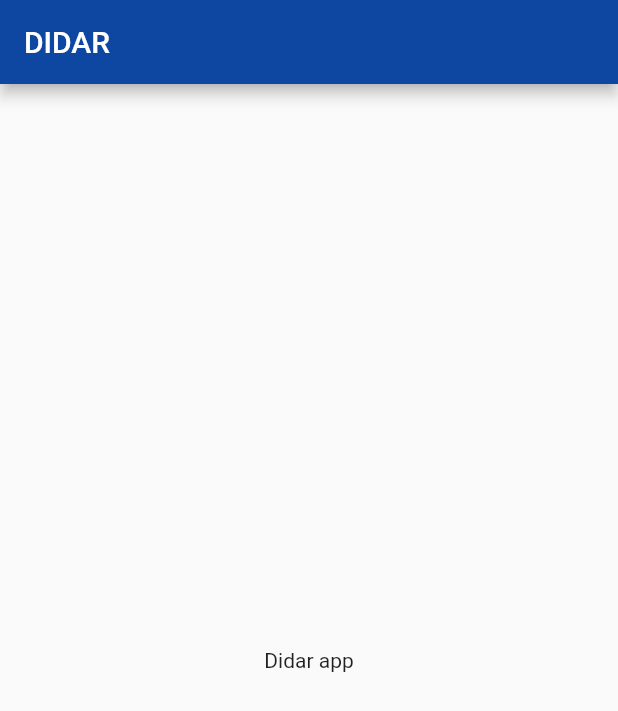
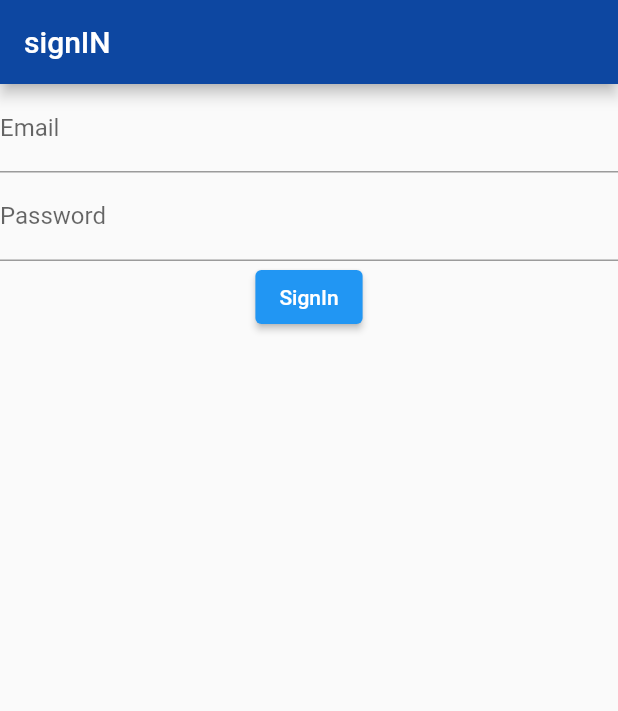
Before and after one commit to behnaaz/didar_app, a Flutter app: the screen it shows after launch, on a phone screen of 412 x 824 dp. Shown: the top 711 px of the screen. Run offline on Flutter 3.47's test engine with Material 2 defaults, Android fonts, the phone set to English and light mode, and no system bars; our stand-ins replace firebase_auth, firebase_core, get; missing offline and left inert: cloud_firestore_web, firebase_auth_web, firebase_core_web; accounts and stored records are empty.

Commit message:
FireBase setup

```diff
--- /dev/null
+++ b/lib/auth/authenticatService.dart
@@ -0,0 +1,29 @@
+import 'package:firebase_auth/firebase_auth.dart';
+
+class AuthenticationService {
+  final FirebaseAuth _firebaseAuth;
+
+  AuthenticationService(this._firebaseAuth);
+  Stream<User?> get authStateChanges => _firebaseAuth.authStateChanges();
+  Future<String?> signIn(
+      {required String email, required String password}) async {
+    try {
+      await _firebaseAuth.signInWithEmailAndPassword(
+          email: email, password: password);
+      return "Sign IN sucssecfully!!";
+    } on FirebaseAuthException catch (e) {
+      return e.message;
+    }
+  }
+
+  Future<String?> signUP(
+      {required String email, required String password}) async {
+    try {
+      await _firebaseAuth.createUserWithEmailAndPassword(
+          email: email, password: password);
+      return "Sign Up be Happy!!";
+    } on FirebaseAuthException catch (e) {
+      return e.message;
+    }
+  }
+}
--- a/lib/main.dart
+++ b/lib/main.dart
@@ -1,5 +1,56 @@
+import 'package:didar_app/auth/authenticatService.dart';
+import 'package:didar_app/screen/HomeScreen.dart';
+import 'package:didar_app/screen/SignInScreen.dart';
+import 'package:firebase_auth/firebase_auth.dart';
+import 'package:firebase_core/firebase_core.dart';
 import 'package:flutter/material.dart';
+import 'package:get/get.dart';
 
-import 'package:didar_app/didarapp.dart';
+import 'package:provider/provider.dart';
 
-void main() => runApp(DidarApp());
+Future<void> main() async {
+  WidgetsFlutterBinding.ensureInitialized();
+  await Firebase.initializeApp();
+  runApp(DidarApp());
+}
+
+class DidarApp extends StatelessWidget {
+  @override
+  Widget build(BuildContext context) {
+    return MultiProvider(
+      providers: [
+        Provider<AuthenticationService>(
+          create: (_) => AuthenticationService(FirebaseAuth.instance),
+        ),
+        StreamProvider(
+          create: (context) =>
+              context.read<AuthenticationService>().authStateChanges,
+          initialData: null,
+        )
+      ],
+      child: GetMaterialApp(
+        debugShowCheckedModeBanner: false,
+        title: 'Flutter Demo',
+        theme: ThemeData(
+            primarySwatch: Colors.blue,
+            appBarTheme: AppBarTheme(color: Colors.blue[900]),
+            primaryColor: Colors.blue[900]),
+        // home: HomeScreen(),
+        home: AuthenticationWrapper(),
+      ),
+    );
+  }
+}
+
+class AuthenticationWrapper extends StatelessWidget {
+  @override
+  Widget build(BuildContext context) {
+
+    //  final firebaseUser = Provider.of<User>(context);
+
+    // if (firebaseUser != null) {
+    //   return HomeScreen();
+    // }
+    return SignInScreen();
+  }
+}
--- a/lib/screen/HomeScreen.dart
+++ b/lib/screen/HomeScreen.dart
@@ -1,3 +1,4 @@
+import 'package:didar_app/auth/authenticatService.dart';
 import 'package:flutter/material.dart';
 
 class HomeScreen extends StatelessWidget {
@@ -8,7 +9,12 @@ class HomeScreen extends StatelessWidget {
         title: Text("DIDAR"),
       ),
       body: Center(
-        child: Text("Didar app"),
+           child: ElevatedButton(
+              onPressed: () {
+                // context.read<AuthenticationService>().signOut();
+              },
+              child: Text("Sign out"),
+            ),
       ),
     );
   }
--- /dev/null
+++ b/lib/screen/SignInScreen.dart
@@ -0,0 +1,39 @@
+import 'package:didar_app/auth/authenticatService.dart';
+import 'package:flutter/material.dart';
+
+import 'package:provider/provider.dart';
+
+class SignInScreen extends StatelessWidget {
+  final TextEditingController emailController = TextEditingController();
+  final TextEditingController passwordController = TextEditingController();
+
+  @override
+  Widget build(BuildContext context) {
+    return Scaffold(
+      appBar: AppBar(
+        title: Text("signIN"),
+      ),
+      body: Column(
+        children: [
+          TextField(
+            controller: emailController,
+            decoration: InputDecoration(labelText: "Email"),
+          ),
+          TextField(
+            controller: passwordController,
+            decoration: InputDecoration(labelText: "Password"),
+          ),
+          ElevatedButton(
+            onPressed: () {
+              context.read<AuthenticationService>().signIn(
+                    email: emailController.text.trim(),
+                    password: passwordController.text.trim(),
+                  );
+            },
+            child: Text("SignIn"),
+          )
+        ],
+      ),
+    );
+  }
+}
```
Also changed, not shown: pubspec.yaml (+45 -53 lines), lib/store/MainStore.dart (added), pubspec.lock, 2 other files.
